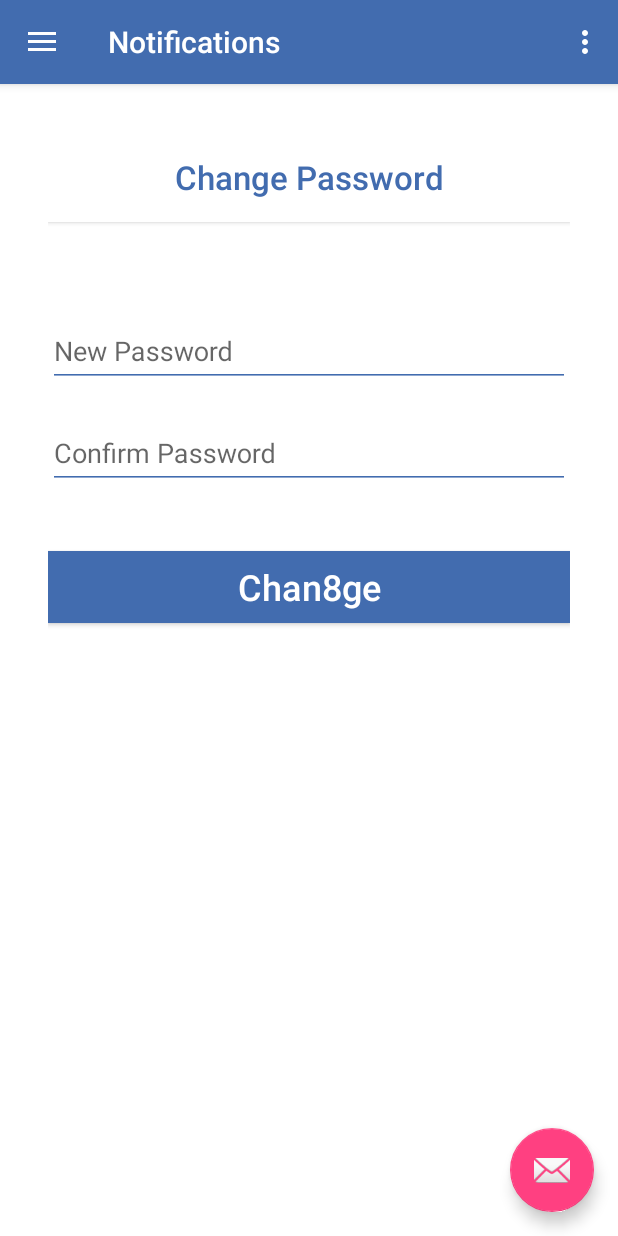
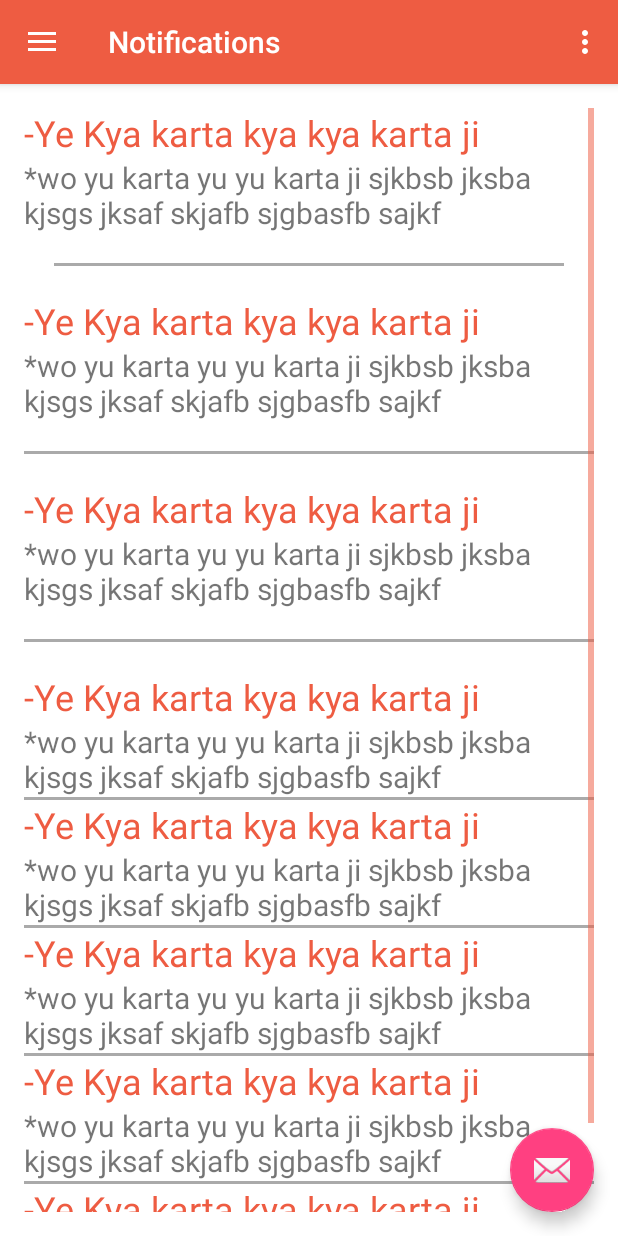
Before and after one commit to mubashirbashir/campusbuzzlive, an Android app: the fragment NotificationFragClass placed in its activity, on a phone screen of 412 x 824 dp. Run offline under Robolectric (Android 15) with nearby library versions, the phone set to English and light mode, and no system bars.

Commit message:
minor bugs fixed in radio activiy

```diff
--- a/app/src/main/AndroidManifest.xml
+++ b/app/src/main/AndroidManifest.xml
@@ -26,6 +26,7 @@
         <activity
             android:name=".RadioActivity"
             android:label="Campus Buzz Live!"
+            android:configChanges="orientation|screenSize|keyboardHidden"
             android:parentActivityName=".ChangePassword"
             android:theme="@style/AppTheme">
             <meta-data
--- /dev/null
+++ b/app/src/main/res/drawable/ic_sign_out.xml
@@ -0,0 +1,9 @@
+<vector xmlns:android="http://schemas.android.com/apk/res/android"
+        android:width="24dp"
+        android:height="24dp"
+        android:viewportWidth="24.0"
+        android:viewportHeight="24.0">
+    <path
+        android:pathData="M18,8h-1L17,6c0,-2.76 -2.24,-5 -5,-5S7,3.24 7,6v2L6,8c-1.1,0 -2,0.9 -2,2v10c0,1.1 0.9,2 2,2h12c1.1,0 2,-0.9 2,-2L20,10c0,-1.1 -0.9,-2 -2,-2zM12,17c-1.1,0 -2,-0.9 -2,-2s0.9,-2 2,-2 2,0.9 2,2 -0.9,2 -2,2zM15.1,8L8.9,8L8.9,6c0,-1.71 1.39,-3.1 3.1,-3.1 1.71,0 3.1,1.39 3.1,3.1v2z"
+        android:fillColor="#000000"/>
+</vector>
--- a/app/src/main/res/layout/notification_frag_layout.xml
+++ b/app/src/main/res/layout/notification_frag_layout.xml
@@ -1,98 +1,192 @@
 <?xml version="1.0" encoding="utf-8"?>
 <RelativeLayout xmlns:android="http://schemas.android.com/apk/res/android"
     xmlns:tools="http://schemas.android.com/tools"
-    android:id="@+id/activity_change_password"
+    android:id="@+id/faq_frag_layout"
     android:layout_width="match_parent"
     android:layout_height="match_parent"
-    android:paddingBottom="@dimen/activity_vertical_margin"
-    android:paddingLeft="@dimen/activity_horizontal_margin"
-    android:paddingRight="@dimen/activity_horizontal_margin"
-    android:paddingTop="@dimen/activity_vertical_margin"
-    tools:context="com.campusbuzzlive.campusbuzzlive.ChangePassword"
-    android:background="@android:color/white">
+    android:background="@android:color/white"
+    android:paddingBottom="0dp"
+    android:paddingLeft="0dp"
+    android:paddingRight="0dp"
+    android:paddingTop="0dp"
+    tools:context="com.campusbuzzlive.campusbuzzlive.ChangePassword">
 
 
-    <Button
-        android:text="Change Password"
-        android:layout_width="wrap_content"
+    <ScrollView
+        android:layout_width="match_parent"
+        android:layout_height="match_parent"
+        android:layout_alignParentTop="true"
+        android:layout_alignParentLeft="true"
+        android:layout_alignParentStart="true">
+
+
+        <LinearLayout
+            android:layout_width="match_parent"
             android:layout_height="wrap_content"
-        android:id="@+id/bChangePassword"
-        android:padding="0dp"
-        android:paddingBottom="0dp"
-        android:paddingEnd="0dp"
-        android:paddingStart="0dp"
-        android:paddingTop="0dp"
-        android:layout_alignParentLeft="true"
-        android:layout_alignParentStart="true"
-        android:layout_alignParentRight="true"
-        android:layout_alignParentEnd="true"
-        android:height="60dp"
-        android:background="@android:color/white"
-        android:textAllCaps="false"
-        android:textColor="@color/buzzcolor"
-        android:textSize="22sp"
-        android:clickable="false" />
+            android:orientation="vertical">
 
             <TextView
-        android:layout_width="wrap_content"
-        android:layout_height="wrap_content"
-        android:id="@+id/tvUserName"
-        android:layout_alignParentLeft="true"
-        android:layout_alignParentStart="true"
-        android:layout_alignParentRight="true"
-        android:layout_alignParentEnd="true"
-        android:layout_below="@+id/bChangePassword"
-        android:height="40dp"
-        android:textSize="24sp"
-        android:textStyle="normal|bold" />
-
-    <android.support.design.widget.TextInputLayout
+                android:id="@+id/tvFQ1"
                 android:layout_width="match_parent"
                 android:layout_height="wrap_content"
-        android:layout_below="@+id/tvUserName"
-        android:layout_alignParentLeft="true"
-        android:layout_alignParentStart="true"
-        android:layout_marginTop="14dp"
-        android:id="@+id/tilNewPass">
+                android:text="-Ye Kya karta kya kya karta ji"
+                android:textColor="@color/buzzcolor"
+                android:textSize="24sp" />
 
-        <EditText
+            <TextView
+                android:id="@+id/tvFA1"
                 android:layout_width="match_parent"
                 android:layout_height="wrap_content"
-            android:hint="New Password"
-            android:id="@+id/etNewPass"
-            android:inputType="textPassword"
-            android:maxLength="12"
-            android:singleLine="true" />
-    </android.support.design.widget.TextInputLayout>
+                android:singleLine="false"
+                android:text="*wo yu karta yu yu karta ji sjkbsb jksba kjsgs jksaf skjafb sjgbasfb sajkf"
+                android:textSize="20sp" />
+            <View
+                android:layout_width="match_parent"
+                android:layout_height="2dp"
+                android:layout_marginBottom="20dp"
+                android:layout_marginTop="20dp"
+               android:layout_margin="20dp"
 
-    <android.support.design.widget.TextInputLayout
+                android:background="@android:color/darker_gray"/>
+
+            <TextView
+                android:id="@+id/tvFQ2"
                 android:layout_width="match_parent"
                 android:layout_height="wrap_content"
-        android:layout_marginTop="12dp"
-        android:layout_below="@+id/tilNewPass"
-        android:layout_alignParentLeft="true"
-        android:layout_alignParentStart="true"
-        android:id="@+id/tilConfirmPass">
+                android:text="-Ye Kya karta kya kya karta ji"
+                android:textColor="@color/buzzcolor"
+                android:textSize="24sp" />
 
-        <EditText
+            <TextView
+                android:id="@+id/tvFA2"
                 android:layout_width="match_parent"
                 android:layout_height="wrap_content"
-            android:hint="Confirm Password"
-            android:id="@+id/etConfirmPass"
-            android:singleLine="true" />
-    </android.support.design.widget.TextInputLayout>
+                android:singleLine="false"
+                android:text="*wo yu karta yu yu karta ji sjkbsb jksba kjsgs jksaf skjafb sjgbasfb sajkf"
+                android:textSize="20sp" />
 
-    <Button
-        android:text="Chan8ge"
+            <View
+                android:layout_width="match_parent"
+                android:layout_height="2dp"
+                android:layout_marginBottom="20dp"
+                android:layout_marginTop="20dp"
+                android:background="@android:color/darker_gray"/>
+            <TextView
+                android:id="@+id/tvFQ3"
                 android:layout_width="match_parent"
                 android:layout_height="wrap_content"
-        android:layout_below="@+id/tilConfirmPass"
-        android:layout_centerHorizontal="true"
-        android:layout_marginTop="41dp"
-        android:id="@+id/bChange"
-        android:background="@color/buzzcolor"
-        android:textColor="@android:color/white"
-        android:textAllCaps="false"
+                android:text="-Ye Kya karta kya kya karta ji"
+                android:textColor="@color/buzzcolor"
                 android:textSize="24sp" />
 
+            <TextView
+                android:id="@+id/tvFA3"
+                android:layout_width="match_parent"
+                android:layout_height="wrap_content"
+                android:singleLine="false"
+                android:text="*wo yu karta yu yu karta ji sjkbsb jksba kjsgs jksaf skjafb sjgbasfb sajkf"
+                android:textSize="20sp" />
+            <View
+                android:layout_width="match_parent"
+                android:layout_height="2dp"
+                android:layout_marginTop="20dp"
+                android:layout_marginBottom="20dp"
+                android:background="@android:color/darker_gray"/>
+            <TextView
+                android:id="@+id/tvFQ4"
+                android:layout_width="match_parent"
+                android:layout_height="wrap_content"
+                android:text="-Ye Kya karta kya kya karta ji"
+                android:textColor="@color/buzzcolor"
+                android:textSize="24sp" />
+
+            <TextView
+                android:id="@+id/tvFA4"
+                android:layout_width="match_parent"
+                android:layout_height="wrap_content"
+                android:singleLine="false"
+                android:text="*wo yu karta yu yu karta ji sjkbsb jksba kjsgs jksaf skjafb sjgbasfb sajkf"
+                android:textSize="20sp" />
+            <View
+                android:layout_width="match_parent"
+                android:layout_height="2dp"
+                android:background="@android:color/darker_gray"/>
+            <TextView
+                android:id="@+id/tvFQ5"
+                android:layout_width="match_parent"
+                android:layout_height="wrap_content"
+                android:text="-Ye Kya karta kya kya karta ji"
+                android:textColor="@color/buzzcolor"
+                android:textSize="24sp" />
+
+            <TextView
+                android:id="@+id/tvFA5"
+                android:layout_width="match_parent"
+                android:layout_height="wrap_content"
+                android:singleLine="false"
+                android:text="*wo yu karta yu yu karta ji sjkbsb jksba kjsgs jksaf skjafb sjgbasfb sajkf"
+                android:textSize="20sp" />
+            <View
+                android:layout_width="match_parent"
+                android:layout_height="2dp"
+                android:background="@android:color/darker_gray"/>
+            <TextView
+                android:id="@+id/tvFQ6"
+                android:layout_width="match_parent"
+                android:layout_height="wrap_content"
+                android:text="-Ye Kya karta kya kya karta ji"
+                android:textColor="@color/buzzcolor"
+                android:textSize="24sp" />
+
+            <TextView
+                android:id="@+id/tvFA6"
+                android:layout_width="match_parent"
+                android:layout_height="wrap_content"
+                android:singleLine="false"
+                android:text="*wo yu karta yu yu karta ji sjkbsb jksba kjsgs jksaf skjafb sjgbasfb sajkf"
+                android:textSize="20sp" />
+            <View
+                android:layout_width="match_parent"
+                android:layout_height="2dp"
+                android:background="@android:color/darker_gray"/>
+            <TextView
+                android:id="@+id/tvFQ7"
+                android:layout_width="match_parent"
+                android:layout_height="wrap_content"
+                android:text="-Ye Kya karta kya kya karta ji"
+                android:textColor="@color/buzzcolor"
+                android:textSize="24sp" />
+
+            <TextView
+                android:id="@+id/tvFA7"
+                android:layout_width="match_parent"
+                android:layout_height="wrap_content"
+                android:singleLine="false"
+                android:text="*wo yu karta yu yu karta ji sjkbsb jksba kjsgs jksaf skjafb sjgbasfb sajkf"
+                android:textSize="20sp" />
+            <View
+            android:layout_width="match_parent"
+            android:layout_height="2dp"
+            android:background="@android:color/darker_gray"/>
+
+
+            <TextView
+                android:id="@+id/tvFQ8"
+                android:layout_width="match_parent"
+                android:layout_height="wrap_content"
+                android:text="-Ye Kya karta kya kya karta ji"
+                android:textColor="@color/buzzcolor"
+                android:textSize="24sp" />
+
+            <TextView
+                android:id="@+id/tvFA8"
+                android:layout_width="match_parent"
+                android:layout_height="wrap_content"
+                android:singleLine="false"
+                android:text="*wo yu karta yu yu karta ji sjkbsb jksba kjsgs jksaf skjafb sjgbasfb sajkf"
+                android:textSize="20sp" />
+
+
+        </LinearLayout>
+    </ScrollView>
 </RelativeLayout>
--- a/app/src/main/res/menu/activity_radio_drawer.xml
+++ b/app/src/main/res/menu/activity_radio_drawer.xml
@@ -28,8 +28,10 @@
     </group>
 
     <item >
+
         <menu>
             <item
+
                 android:id="@+id/nav_FAQ"
                 android:icon="@drawable/ic_question"
                 android:title="F.A.Q" />
@@ -37,6 +39,11 @@
                 android:id="@+id/nav_About"
                 android:icon="@drawable/ic_about"
                 android:title="About Us" />
+            <item
+                android:id="@+id/nav_SignOut"
+                android:icon="@drawable/ic_sign_out"
+                android:title="Sign Out" />
+
         </menu>
     </item>
 
--- a/app/src/main/res/values/colors.xml
+++ b/app/src/main/res/values/colors.xml
@@ -3,6 +3,6 @@
     <color name="colorPrimary">#3F51B5</color>
     <color name="colorPrimaryDark">#303F9F</color>
     <color name="colorAccent">#FF4081</color>
-    <color name="buzzcolor1">#ee5c42</color>
-    <color name="buzzcolor">#426caf</color>
+    <color name="buzzcolor">#ee5c42</color>
+    <color name="buzzcolor1">#426caf</color>
 </resources>
```
Lines whose indentation alone changed are shown as unchanged.
